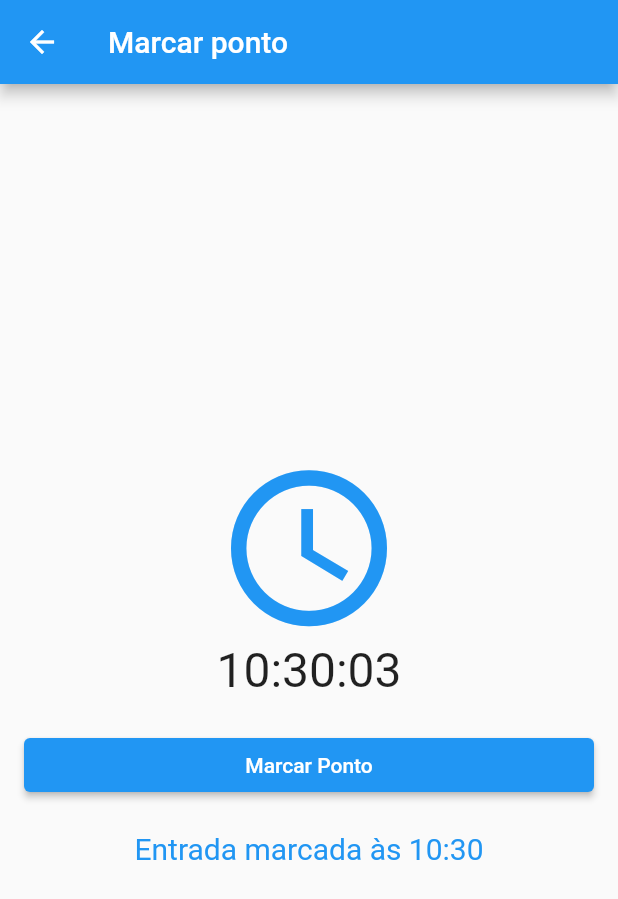
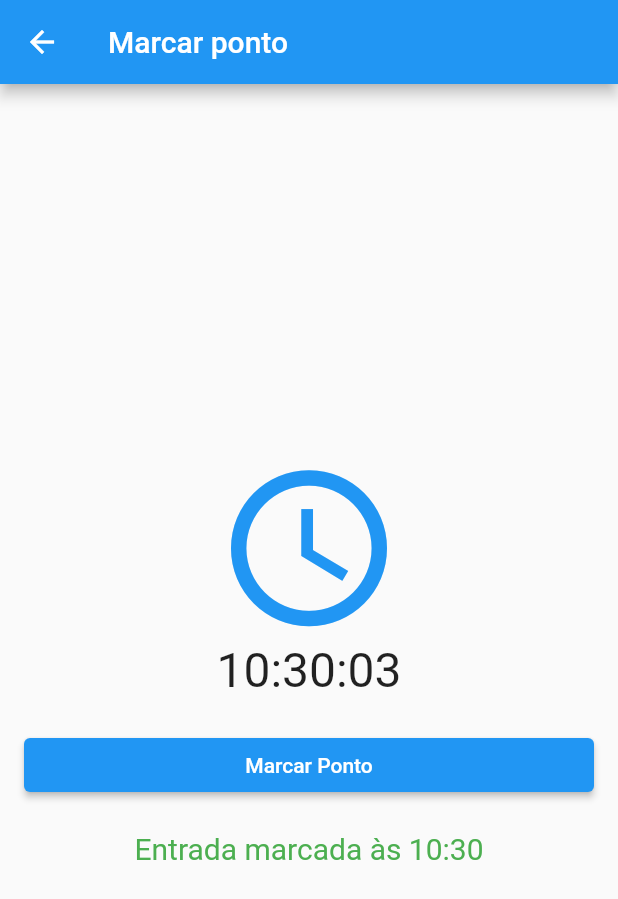
Before and after one commit to leandrosantos2018/PontoLegal, a Flutter app: the MarcarPontoPage screen opened directly, after a tap on "Marcar Ponto", on a phone screen of 412 x 824 dp. Shown: the top 899 px of the screen. Run offline on Flutter 3.47's test engine with Material 2 defaults, Android fonts, the phone set to English and light mode, and no system bars.

Commit message:
init project

```diff
--- a/lib/main.dart
+++ b/lib/main.dart
@@ -377,7 +377,7 @@ class _MarcarPontoPageState extends State<MarcarPontoPage> {
               Text(
                'Entrada marcada às ${Marcacoes["Entrada1"].toString()}',
                 textAlign: TextAlign.center,
-                style: TextStyle(fontSize: 20,color: Colors.blue),
+                style: TextStyle(fontSize: 20,color: Colors.green),
 
               ),
 
@@ -392,7 +392,7 @@ class _MarcarPontoPageState extends State<MarcarPontoPage> {
             Text(
                 'Entrada marcada às ${Marcacoes["Entrada2"].toString()}',
                   textAlign: TextAlign.center,
-                   style: TextStyle(fontSize: 20,color: Colors.blue),
+                   style: TextStyle(fontSize: 20,color: Colors.green),
     ),
             if (Marcacoes["saida2"] != null)
               Text(
```
